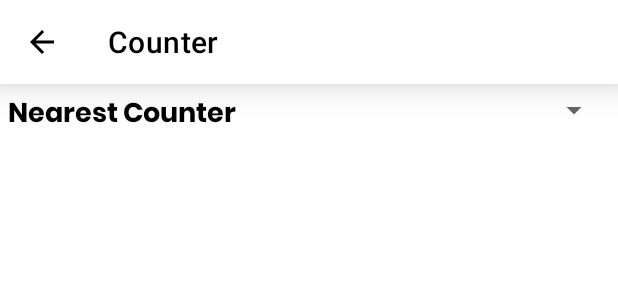
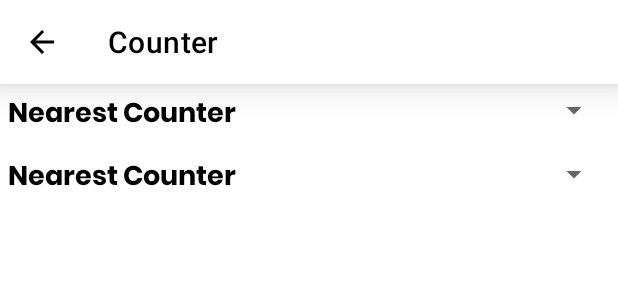
Before and after one commit to Binar-Bootcamp/my-accountant, an Android app: the layout activity_counter.xml on its own in the app's theme, with its tools: preview values and no code run, on a phone screen of 412 x 824 dp. Shown: the top 300 px of the screen. Run offline under Robolectric (Android 15) with nearby library versions, the phone set to English and light mode, and no system bars.

Commit message:
imp toolbar dan spinner

```diff
--- a/app/src/main/res/layout/activity_counter.xml
+++ b/app/src/main/res/layout/activity_counter.xml
@@ -47,6 +47,31 @@
     </LinearLayout>
 
 
+
+    <LinearLayout
+        android:layout_width="match_parent"
+        android:layout_height="wrap_content"
+        android:orientation="horizontal"
+        android:padding="5dp">
+
+        <TextView
+            android:layout_width="wrap_content"
+            android:layout_height="wrap_content"
+            android:fontFamily="@font/poppins_bold"
+            android:text="@string/tv_nearest_counter"
+            android:textColor="@color/black"
+            android:textSize="18sp" />
+
+        <Spinner
+            android:id="@+id/spinner"
+            android:layout_width="0dp"
+            android:layout_height="wrap_content"
+            android:layout_weight="1"
+            android:minHeight="25dp"
+            android:spinnerMode="dialog" />
+    </LinearLayout>
+
+
     <androidx.recyclerview.widget.RecyclerView
         android:id="@+id/rv_one"
         android:layout_width="match_parent"
--- a/app/src/main/res/values/strings.xml
+++ b/app/src/main/res/values/strings.xml
@@ -1,16 +1,5 @@
 <resources>
     <string name="app_name">My Accountant</string>
-
-
-    <!-- TODO: Remove or change this placeholder text -->
-
-    <string name="titlle_counter">Counter</string>
-    <string name="nearest_counter">Nearest Counter</string>
-
-
-    <!-- TODO: Remove or change this placeholder text -->
-
-
     <string name="title_activity_main">MainActivity</string>
     <string name="title_home">Home</string>
     <string name="title_dashboard">Dashboard</string>
```
